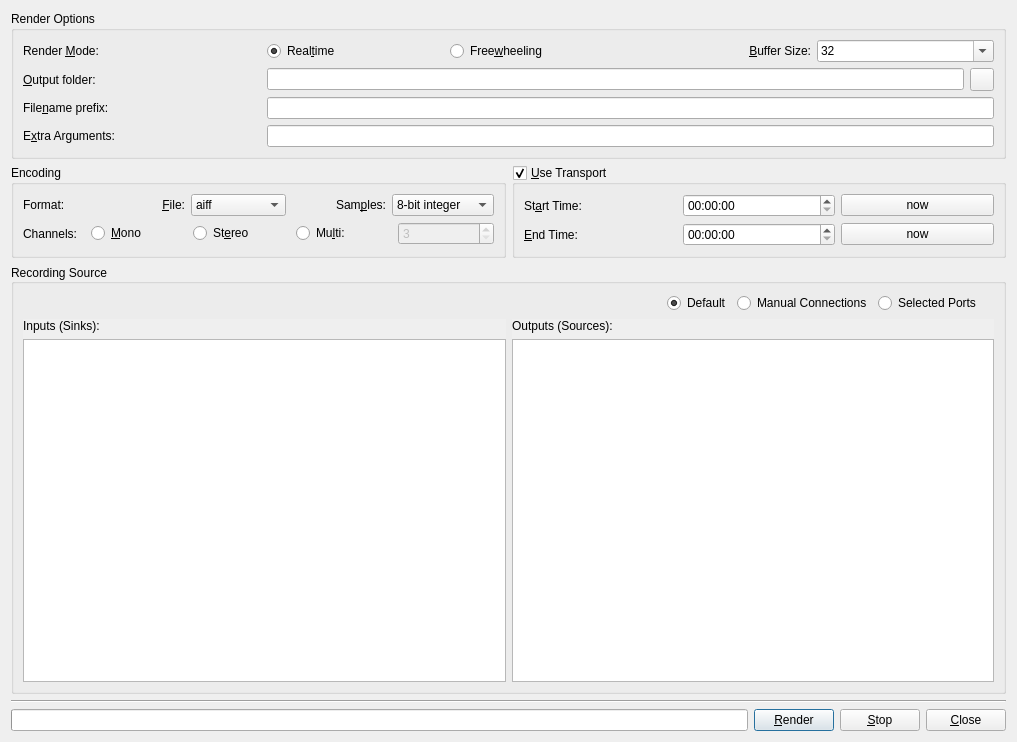
This is resources/ui/mainwindow.ui in SpotlightKid/qjackcapture as Qt 5 draws it before an edit. The edited form follows.
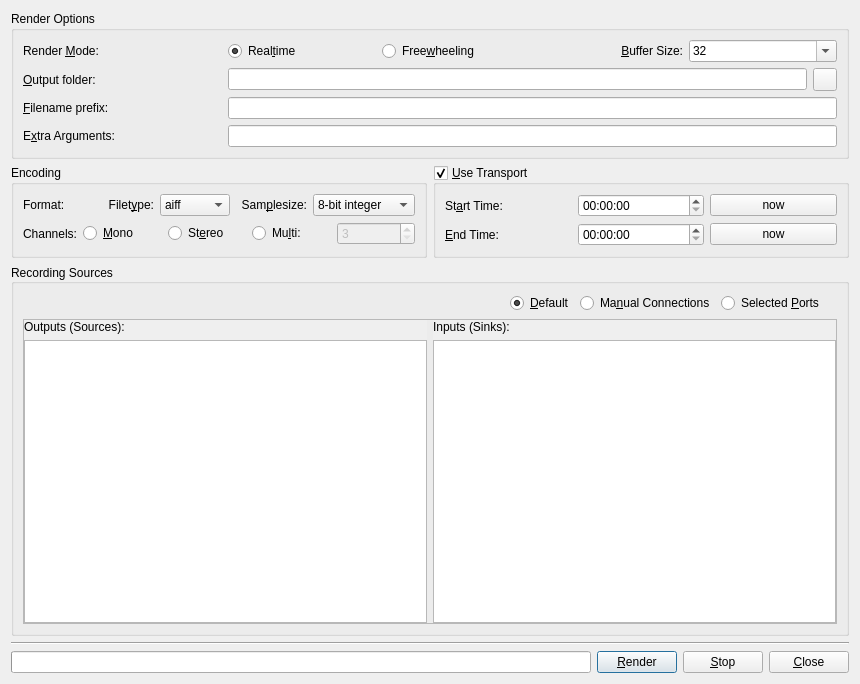
This is the edited form. Icons and pictures are not drawn.

```diff
--- a/resources/ui/mainwindow.ui
+++ b/resources/ui/mainwindow.ui
@@ -6,8 +6,8 @@
    <rect>
     <x>0</x>
     <y>0</y>
-    <width>1017</width>
-    <height>742</height>
+    <width>860</width>
+    <height>684</height>
    </rect>
   </property>
   <property name="windowTitle">
@@ -58,7 +58,7 @@
         <item>
          <widget class="QLabel" name="lbl_fileformat">
           <property name="text">
-           <string>&amp;File:</string>
+           <string>Filet&amp;ype:</string>
           </property>
           <property name="alignment">
            <set>Qt::AlignRight|Qt::AlignTrailing|Qt::AlignVCenter</set>
@@ -105,7 +105,7 @@
         <item>
          <widget class="QLabel" name="lbl_bitdepth">
           <property name="text">
-           <string>Sam&amp;ples:</string>
+           <string>Sam&amp;plesize:</string>
           </property>
           <property name="alignment">
            <set>Qt::AlignRight|Qt::AlignTrailing|Qt::AlignVCenter</set>
@@ -351,7 +351,7 @@
       <item row="3" column="0">
        <widget class="QLabel" name="lbl_filename">
         <property name="text">
-         <string>File&amp;name prefix:</string>
+         <string>&amp;Filename prefix:</string>
         </property>
         <property name="alignment">
          <set>Qt::AlignLeading|Qt::AlignLeft|Qt::AlignVCenter</set>
@@ -509,7 +509,7 @@
       </size>
      </property>
      <property name="title">
-      <string>Recording Source</string>
+      <string>Recording Sources</string>
      </property>
      <property name="alignment">
       <set>Qt::AlignLeading|Qt::AlignLeft|Qt::AlignVCenter</set>
@@ -551,7 +551,7 @@
            <string>&lt;html&gt;&lt;head/&gt;&lt;body&gt;&lt;p&gt;jack_capture will record signals from any ports connected to the first two physical outputs.&lt;/p&gt;&lt;/body&gt;&lt;/html&gt;</string>
           </property>
           <property name="text">
-           <string>Default</string>
+           <string>&amp;Default</string>
           </property>
           <property name="checked">
            <bool>true</bool>
@@ -564,7 +564,7 @@
            <string>&lt;html&gt;&lt;head/&gt;&lt;body&gt;&lt;p&gt;jack_capture will not connect to any ports and you need to connect its input ports manually using another program.&lt;/p&gt;&lt;/body&gt;&lt;/html&gt;</string>
           </property>
           <property name="text">
-           <string>Manual Connections</string>
+           <string>Ma&amp;nual Connections</string>
           </property>
          </widget>
         </item>
@@ -574,7 +574,7 @@
            <string>&lt;html&gt;&lt;head/&gt;&lt;body&gt;&lt;p&gt;jack_capture will record signals from the selected output (source) ports or any ports connected to the selected input (sink) ports.&lt;/p&gt;&lt;/body&gt;&lt;/html&gt;</string>
           </property>
           <property name="text">
-           <string>Selected Ports</string>
+           <string>Selected &amp;Ports</string>
           </property>
          </widget>
         </item>
@@ -591,82 +591,29 @@
        </layout>
       </item>
       <item>
-       <layout class="QHBoxLayout" name="hbox_connections">
-        <property name="topMargin">
-         <number>0</number>
-        </property>
-        <property name="rightMargin">
-         <number>0</number>
-        </property>
-        <item>
-         <widget class="QScrollArea" name="scroll_inputs">
-          <property name="sizePolicy">
-           <sizepolicy hsizetype="Expanding" vsizetype="Expanding">
-            <horstretch>1</horstretch>
-            <verstretch>0</verstretch>
-           </sizepolicy>
+       <widget class="QFrame" name="frame_ports">
+        <property name="minimumSize">
+         <size>
+          <width>0</width>
+          <height>0</height>
+         </size>
           </property>
           <property name="frameShape">
-           <enum>QFrame::NoFrame</enum>
+         <enum>QFrame::StyledPanel</enum>
           </property>
           <property name="frameShadow">
            <enum>QFrame::Plain</enum>
           </property>
-          <property name="widgetResizable">
-           <bool>true</bool>
-          </property>
-          <property name="alignment">
-           <set>Qt::AlignCenter</set>
-          </property>
-          <widget class="QWidget" name="scrollAreaWidgetContents_3">
-           <property name="geometry">
-            <rect>
-             <x>0</x>
-             <y>0</y>
-             <width>483</width>
-             <height>279</height>
-            </rect>
-           </property>
-           <property name="sizePolicy">
-            <sizepolicy hsizetype="Expanding" vsizetype="Expanding">
-             <horstretch>0</horstretch>
-             <verstretch>0</verstretch>
-            </sizepolicy>
-           </property>
-           <property name="maximumSize">
-            <size>
-             <width>16777215</width>
-             <height>16777215</height>
-            </size>
-           </property>
-           <layout class="QVBoxLayout" name="verticalLayout">
-            <property name="margin">
+        <property name="lineWidth">
              <number>0</number>
             </property>
-            <item>
-             <widget class="QLabel" name="lbl_inputs">
-              <property name="text">
-               <string>Inputs (Sinks):</string>
-              </property>
-              <property name="margin">
+        <layout class="QHBoxLayout" name="horizontalLayout">
+         <property name="spacing">
                <number>6</number>
               </property>
-             </widget>
-            </item>
-            <item>
-             <widget class="QTreeView" name="tree_inputs">
-              <property name="maximumSize">
-               <size>
-                <width>16777215</width>
-                <height>16777215</height>
-               </size>
-              </property>
-             </widget>
-            </item>
-           </layout>
-          </widget>
-         </widget>
-        </item>
+         <property name="margin">
+          <number>0</number>
+         </property>
         <item>
          <widget class="QScrollArea" name="scroll_outputs">
           <property name="sizePolicy">
@@ -692,8 +639,8 @@
             <rect>
              <x>0</x>
              <y>0</y>
-             <width>482</width>
-             <height>279</height>
+              <width>404</width>
+              <height>221</height>
             </rect>
            </property>
            <property name="sizePolicy">
@@ -718,7 +665,7 @@
                <string>Outputs (Sources):</string>
               </property>
               <property name="margin">
-               <number>6</number>
+                <number>4</number>
               </property>
              </widget>
             </item>
@@ -736,7 +683,81 @@
           </widget>
          </widget>
         </item>
-       </layout>
+         <item>
+          <widget class="QScrollArea" name="scroll_inputs">
+           <property name="sizePolicy">
+            <sizepolicy hsizetype="Expanding" vsizetype="Expanding">
+             <horstretch>1</horstretch>
+             <verstretch>0</verstretch>
+            </sizepolicy>
+           </property>
+           <property name="frameShape">
+            <enum>QFrame::NoFrame</enum>
+           </property>
+           <property name="frameShadow">
+            <enum>QFrame::Plain</enum>
+           </property>
+           <property name="widgetResizable">
+            <bool>true</bool>
+           </property>
+           <property name="alignment">
+            <set>Qt::AlignCenter</set>
+           </property>
+           <widget class="QWidget" name="scrollarea_inputs">
+            <property name="geometry">
+             <rect>
+              <x>0</x>
+              <y>0</y>
+              <width>404</width>
+              <height>221</height>
+             </rect>
+            </property>
+            <property name="sizePolicy">
+             <sizepolicy hsizetype="Expanding" vsizetype="Expanding">
+              <horstretch>0</horstretch>
+              <verstretch>0</verstretch>
+             </sizepolicy>
+            </property>
+            <property name="maximumSize">
+             <size>
+              <width>16777215</width>
+              <height>16777215</height>
+             </size>
+            </property>
+            <layout class="QVBoxLayout" name="verticalLayout">
+             <property name="margin">
+              <number>0</number>
+             </property>
+             <item>
+              <widget class="QLabel" name="lbl_inputs">
+               <property name="text">
+                <string>Inputs (Sinks):</string>
+               </property>
+               <property name="margin">
+                <number>4</number>
+               </property>
+              </widget>
+             </item>
+             <item>
+              <widget class="QTreeView" name="tree_inputs">
+               <property name="maximumSize">
+                <size>
+                 <width>16777215</width>
+                 <height>16777215</height>
+                </size>
+               </property>
+              </widget>
+             </item>
+            </layout>
+           </widget>
+          </widget>
+         </item>
+        </layout>
+        <zorder></zorder>
+        <zorder></zorder>
+        <zorder>scroll_inputs</zorder>
+        <zorder>scroll_outputs</zorder>
+       </widget>
       </item>
      </layout>
     </widget>
```
Left out of the diff: 8 changed lines with no effect on the pictures. Lines whose indentation alone changed are shown as unchanged.
